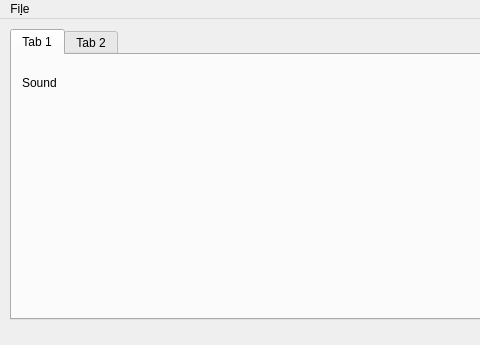
danilolc/pk2_se, file qt/sc_window.ui: the form before one commit; both pictures show x 0 to 480 and y 0 to 345 of the 694 by 345 pixel window.
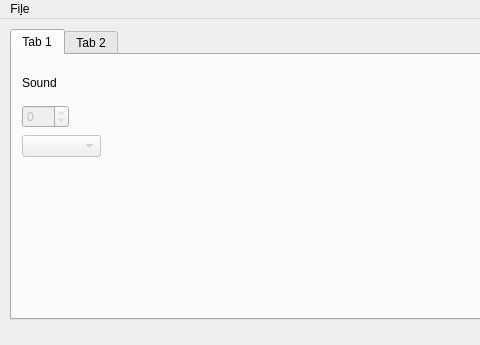
The form after the commit. The open tabs and pages were chosen to show the change.

```diff
--- a/qt/sc_window.ui
+++ b/qt/sc_window.ui
@@ -43,6 +43,35 @@
        <string>Sound</string>
       </property>
      </widget>
+     <widget class="QSpinBox" name="box_frame">
+      <property name="enabled">
+       <bool>false</bool>
+      </property>
+      <property name="geometry">
+       <rect>
+        <x>10</x>
+        <y>50</y>
+        <width>47</width>
+        <height>23</height>
+       </rect>
+      </property>
+      <property name="maximum">
+       <number>0</number>
+      </property>
+     </widget>
+     <widget class="QComboBox" name="box_color">
+      <property name="enabled">
+       <bool>false</bool>
+      </property>
+      <property name="geometry">
+       <rect>
+        <x>10</x>
+        <y>80</y>
+        <width>79</width>
+        <height>22</height>
+       </rect>
+      </property>
+     </widget>
     </widget>
     <widget class="QWidget" name="tab_2">
      <attribute name="title">
```
Left out of the diff: 66 changed lines with no effect on the pictures.
